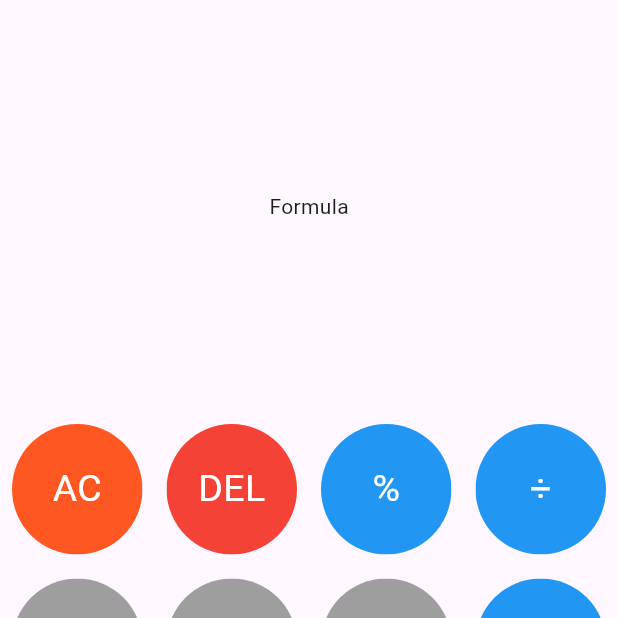
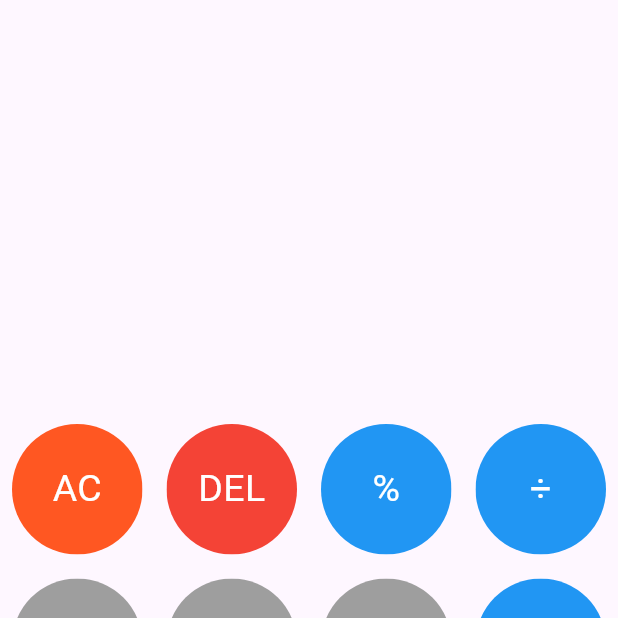
Before and after one commit to JinaboCV/simple-calculator-mobx, a Flutter app: the screen it shows after launch, on a phone screen of 412 x 824 dp, the top half of it. Run offline on Flutter 3.47's test engine with Material 3 defaults, Android fonts, the phone set to English and light mode, and no system bars; our stand-ins replace flutter_mobx, mobx; generated files the repository leaves out were written again.

Commit message:
generate calc_state.g.dart file - added global difile

```diff
--- /dev/null
+++ b/lib/global.dart
@@ -0,0 +1,3 @@
+import 'package:test_app/calc_state.dart';
+
+final calculator = CalcState();
--- a/lib/gridgenerator.dart
+++ b/lib/gridgenerator.dart
@@ -1,24 +1,86 @@
+import 'package:test_app/global.dart';
+
 import 'button.dart';
 
 var calcGrid = [
-  ButtonDigit.orange(label: "AC", onTap: () => null,),
-  ButtonDigit.red(label: "DEL", onTap: () => null,),
-  ButtonDigit.blue(label: "%", onTap: () => null,),
-  ButtonDigit.blue(label: "÷", onTap: () => null,),
-  ButtonDigit.grey(label: "7", onTap: () => null,),
-  ButtonDigit.grey(label: "8", onTap: () => null,),
-  ButtonDigit.grey(label: "9", onTap: () => null,),
-  ButtonDigit.blue(label: "x", onTap: () => null,),
-  ButtonDigit.grey(label: "4", onTap: () => null,),
-  ButtonDigit.grey(label: "5", onTap: () => null,),
-  ButtonDigit.grey(label: "6", onTap: () => null,),
-  ButtonDigit.blue(label: "-", onTap: () => null,),
-  ButtonDigit.grey(label: "1", onTap: () => null,),
-  ButtonDigit.grey(label: "2", onTap: () => null,),
-  ButtonDigit.grey(label: "3", onTap: () => null,),
-  ButtonDigit.blue(label: "+", onTap: () => null,),
-  ButtonDigit.blue(label: "±", onTap: () => null,),
-  ButtonDigit.grey(label: "0", onTap: () => null,),
-  ButtonDigit.grey(label: ".", onTap: () => null,),
-  ButtonDigit.blue(label: "=", onTap: () => null,),
+  ButtonDigit.orange(
+    label: "AC",
+    onTap: () => calculator.clean(),
+  ),
+  ButtonDigit.red(
+    label: "DEL",
+    onTap: () => null,
+  ),
+  ButtonDigit.blue(
+    label: "%",
+    onTap: () => null,
+  ),
+  ButtonDigit.blue(
+    label: "÷",
+    onTap: () => null,
+  ),
+  ButtonDigit.grey(
+    label: "7",
+    onTap: () => null,
+  ),
+  ButtonDigit.grey(
+    label: "8",
+    onTap: () => null,
+  ),
+  ButtonDigit.grey(
+    label: "9",
+    onTap: () => null,
+  ),
+  ButtonDigit.blue(
+    label: "x",
+    onTap: () => null,
+  ),
+  ButtonDigit.grey(
+    label: "4",
+    onTap: () => null,
+  ),
+  ButtonDigit.grey(
+    label: "5",
+    onTap: () => null,
+  ),
+  ButtonDigit.grey(
+    label: "6",
+    onTap: () => null,
+  ),
+  ButtonDigit.blue(
+    label: "-",
+    onTap: () => null,
+  ),
+  ButtonDigit.grey(
+    label: "1",
+    onTap: () => null,
+  ),
+  ButtonDigit.grey(
+    label: "2",
+    onTap: () => null,
+  ),
+  ButtonDigit.grey(
+    label: "3",
+    onTap: () => null,
+  ),
+  ButtonDigit.blue(
+    label: "+",
+    onTap: () => null,
+  ),
+  ButtonDigit.blue(
+    label: "±",
+    onTap: () => null,
+  ),
+  ButtonDigit.grey(
+    label: "0",
+    onTap: () => null,
+  ),
+  ButtonDigit.grey(
+    label: ".",
+    onTap: () => null,
+  ),
+  ButtonDigit.blue(
+    label: "=",
+    onTap: () => null,
+  ),
 ];
--- a/lib/main.dart
+++ b/lib/main.dart
@@ -1,6 +1,7 @@
 import 'package:flutter/material.dart';
 import 'package:flutter_mobx/flutter_mobx.dart';
 import 'package:test_app/button.dart';
+import 'package:test_app/global.dart';
 
 import 'gridgenerator.dart';
 
@@ -19,14 +20,13 @@ class _MyAppState extends State<MyApp> {
   // This widget is the root of your application.
   @override
   Widget build(BuildContext context) {
-
     return MaterialApp(
       title: 'Flutter Demo',
       theme: ThemeData(
         colorScheme: ColorScheme.fromSeed(seedColor: Colors.deepPurple),
         useMaterial3: true,
       ),
-      home:  MyHomePage(),
+      home: MyHomePage(),
     );
   }
 }
@@ -40,18 +40,28 @@ class MyHomePage extends StatelessWidget {
         children: <Widget>[
           Expanded(
               child: Container(
-            child: Center(
-              child: Text("Formula"),
-            ),
-          )),
+                  child: Column(
+            children: [
+              Container(
+                padding: const EdgeInsets.all(20),
+                alignment: Alignment.centerLeft,
+                child: Text(calculator.userInput),
+              ),
+              Container(
+                padding: const EdgeInsets.all(20),
+                alignment: Alignment.centerRight,
+                child: Text(calculator.result),
+              ),
+            ],
+          ))),
           Expanded(
               flex: 2,
               child: GridView.builder(
-                itemCount: calcGrid.length,
-                gridDelegate: const SliverGridDelegateWithFixedCrossAxisCount(
-                    crossAxisCount: 4),
-                itemBuilder: (BuildContext context, int index) => calcGrid[index]
-              )),
+                  itemCount: calcGrid.length,
+                  gridDelegate: const SliverGridDelegateWithFixedCrossAxisCount(
+                      crossAxisCount: 4),
+                  itemBuilder: (BuildContext context, int index) =>
+                      calcGrid[index])),
         ],
       ),
     );
--- a/pubspec.yaml
+++ b/pubspec.yaml
@@ -42,11 +42,6 @@ dev_dependencies:
   flutter_test:
     sdk: flutter
 
-  # The "flutter_lints" package below contains a set of recommended lints to
-  # encourage good coding practices. The lint set provided by the package is
-  # activated in the `analysis_options.yaml` file located at the root of your
-  # package. See that file for information about deactivating specific lint
-  # rules and activating additional ones.
   flutter_lints: ^3.0.0
   build_runner: ^2.4.11
   mobx_codegen: ^2.6.1
```
Also changed, not shown: lib/calc_state.dart (+35 -2 lines), lib/calc_state.g.dart (added).
